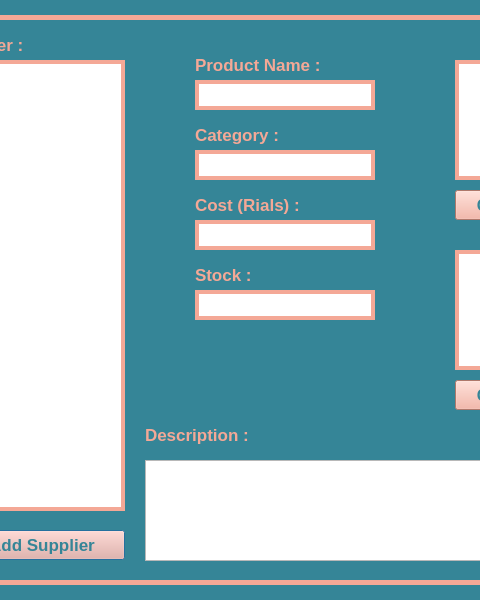
Old version of the form DB_Shop/new_stock.ui in the repository Pooryamn/QT_Shop; both pictures show x 85 to 565 and y 0 to 600 of the 1000 by 600 pixel window.
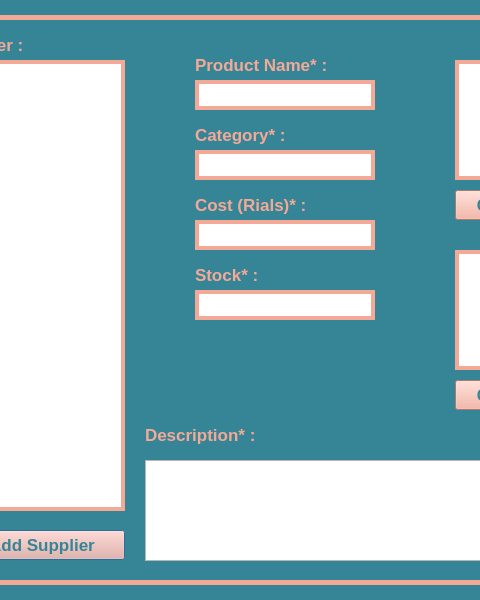
New version of the form.

```diff
--- a/DB_Shop/new_stock.ui
+++ b/DB_Shop/new_stock.ui
@@ -125,7 +125,7 @@
     <string notr="true">color: rgb(244, 168, 150);</string>
    </property>
    <property name="text">
-    <string>Category :</string>
+    <string>Category* :</string>
    </property>
   </widget>
   <widget class="QLineEdit" name="txt_category">
@@ -174,7 +174,7 @@
     <string notr="true">color: rgb(244, 168, 150);</string>
    </property>
    <property name="text">
-    <string>Cost (Rials) :</string>
+    <string>Cost (Rials)* :</string>
    </property>
   </widget>
   <widget class="QLabel" name="lbl_name">
@@ -197,7 +197,7 @@
     <string notr="true">color: rgb(244, 168, 150);</string>
    </property>
    <property name="text">
-    <string>Product Name :</string>
+    <string>Product Name* :</string>
    </property>
   </widget>
   <widget class="QLineEdit" name="txt_name">
@@ -233,7 +233,7 @@
     <string notr="true">color: rgb(244, 168, 150);</string>
    </property>
    <property name="text">
-    <string>Stock :</string>
+    <string>Stock* :</string>
    </property>
   </widget>
   <widget class="QLineEdit" name="txt_stock">
@@ -286,7 +286,7 @@
     <string notr="true">color: rgb(244, 168, 150);</string>
    </property>
    <property name="text">
-    <string>Description :</string>
+    <string>Description* :</string>
    </property>
   </widget>
   <widget class="QLabel" name="pic_2">
```
